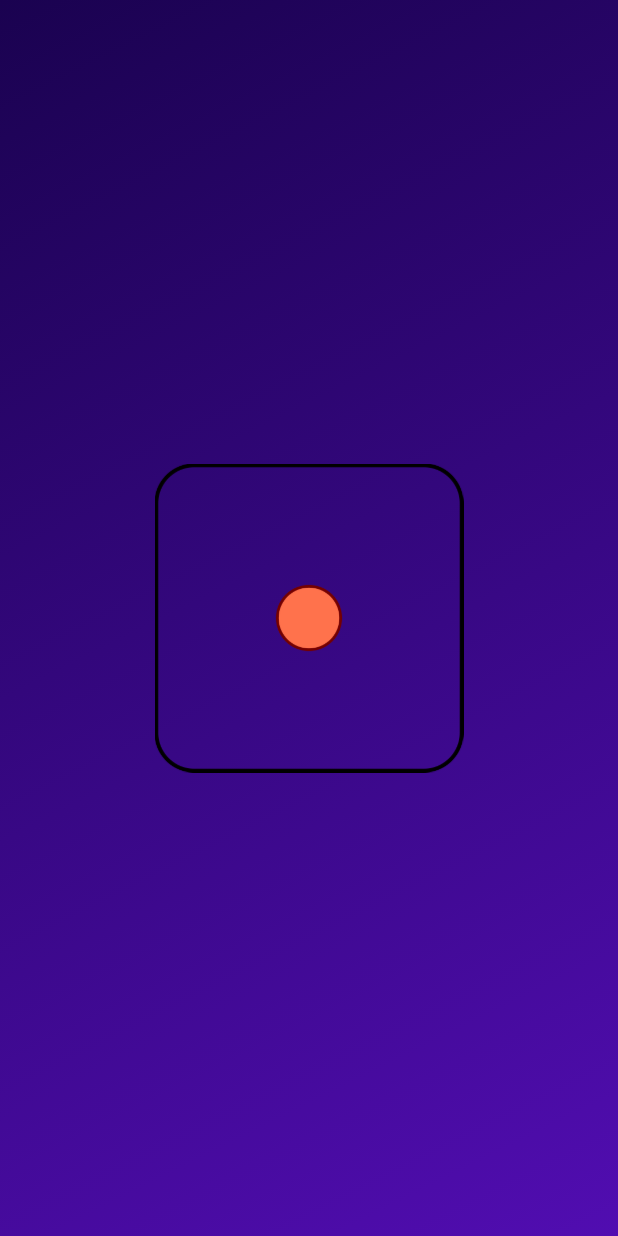
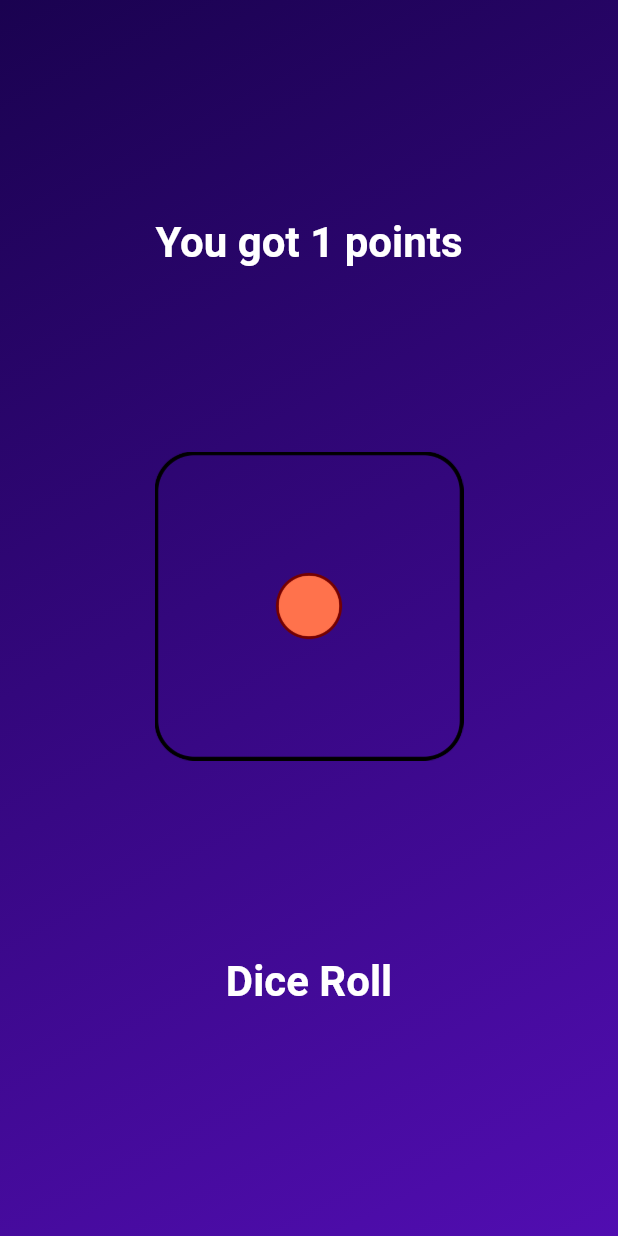
Before and after one commit to ChanderParkash179/FlutterJourney, a Flutter app: the screen it shows after launch, on a phone screen of 412 x 824 dp. Run offline on Flutter 3.47's test engine with Material 2 defaults, Android fonts, the phone set to English and light mode, and no system bars; Roboto replaces fonts that are missing (Times New Roman).

Commit message:
created dice-roll game [PROJECT-01]

```diff
--- a/lib/main.dart
+++ b/lib/main.dart
@@ -10,11 +10,11 @@ class MyApp extends StatelessWidget {
 
   @override
   Widget build(BuildContext context) {
-    return const MaterialApp(
+    return MaterialApp(
       debugShowCheckedModeBanner: false,
       home: Scaffold(
         body: GradientContainer(
-          [
+          const [
             Color.fromARGB(255, 26, 2, 80),
             Color.fromARGB(255, 81, 13, 177),
           ],
--- a/lib/tasks/custom_text_widget_01.dart
+++ b/lib/tasks/custom_text_widget_01.dart
@@ -2,17 +2,18 @@ import 'package:flutter/material.dart';
 
 class StyledText extends StatelessWidget {
   final String text;
+  final double textSize;
 
-  const StyledText(this.text, {super.key});
+  const StyledText(this.text, this.textSize, {super.key});
 
   @override
   Widget build(BuildContext context) {
     return Text(
       text,
-      style: const TextStyle(
+      style: TextStyle(
         color: Colors.white,
         fontWeight: FontWeight.bold,
-        fontSize: 36,
+        fontSize: textSize,
         fontFamily: 'Times New Roman',
       ),
     );
--- a/lib/widgets/gradient_color.dart
+++ b/lib/widgets/gradient_color.dart
@@ -1,12 +1,29 @@
+import 'dart:math';
+
 import 'package:flutter/material.dart';
+import 'package:flutter_journey/tasks/custom_text_widget_01.dart';
 
 const startAlignment = Alignment.topLeft;
 const endAlignment = Alignment.bottomRight;
 
-class GradientContainer extends StatelessWidget {
+final random = Random();
+
+class GradientContainer extends StatefulWidget {
   final List<Color> colors;
 
   const GradientContainer(this.colors, {super.key});
+
+  @override
+  State<GradientContainer> createState() => _GradientContainerState();
+}
+
+class _GradientContainerState extends State<GradientContainer> {
+  var activeImg = 'assets/images/dice1.png';
+  var p = 1;
+
+  changeDice() {
+    p = random.nextInt(6) + 1;
+  }
 
   @override
   Widget build(BuildContext context) {
@@ -16,16 +33,42 @@ class GradientContainer extends StatelessWidget {
     return Container(
       decoration: BoxDecoration(
         gradient: LinearGradient(
-          colors: colors,
+          colors: widget.colors,
           begin: startAlignment,
           end: endAlignment,
         ),
       ),
       child: Center(
-        child: Image.asset(
-          'assets/images/dice1.png',
-          height: _height * .5,
-          width: _width * .5,
+        child: Column(
+          mainAxisSize: MainAxisSize.min,
+          children: [
+            StyledText('You got $p points', 28),
+            const SizedBox(
+              height: 20,
+            ),
+            Image.asset(
+              'assets/images/dice$p.png',
+              height: _height * .5,
+              width: _width * .5,
+            ),
+            const SizedBox(
+              height: 20,
+            ),
+            TextButton(
+              onPressed: () {
+                setState(() {
+                  changeDice();
+                });
+              },
+              style: TextButton.styleFrom(
+                foregroundColor: Colors.white,
+              ),
+              child: const StyledText(
+                'Dice Roll',
+                28,
+              ),
+            ),
+          ],
         ),
       ),
     );
```
